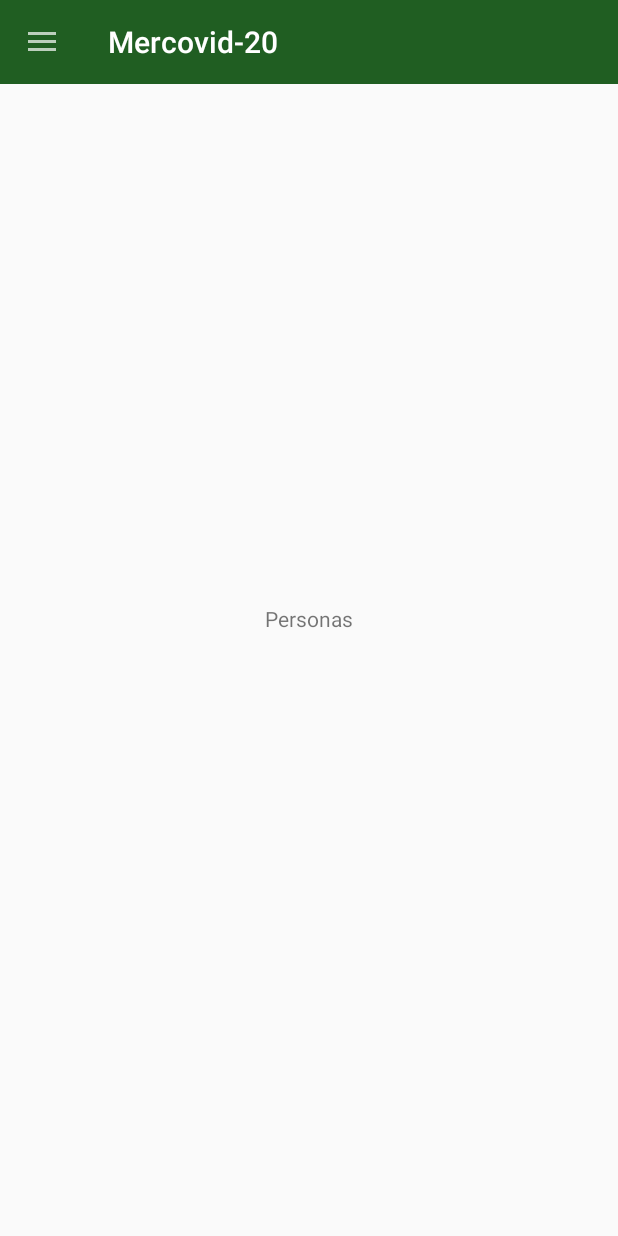
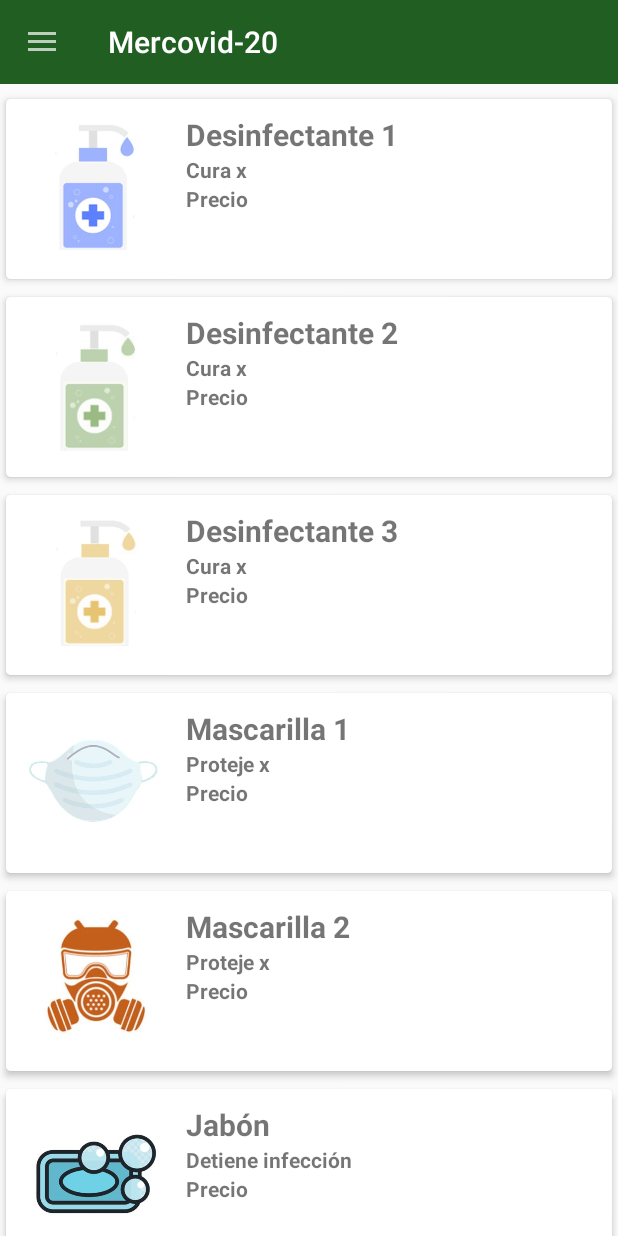
Before and after one commit to vcarlos97/PruebaA, an Android app: the fragment FragmentItems placed in its activity, on a phone screen of 412 x 824 dp. Run offline under Robolectric (Android 15) with nearby library versions, the light colour scheme and no system bars.

Commit message:
Commit x

```diff
--- /dev/null
+++ b/app/src/main/java/edu/upc/login/Adaptadores/AdapterItem.java
@@ -0,0 +1,80 @@
+package edu.upc.login.Adaptadores;
+import android.content.Context;
+import android.view.LayoutInflater;
+import android.view.View;
+import android.view.ViewGroup;
+import android.widget.ImageView;
+import android.widget.TextView;
+
+import androidx.annotation.NonNull;
+import androidx.recyclerview.widget.RecyclerView;
+
+import java.util.ArrayList;
+
+import edu.upc.login.Entidades.Item;
+import edu.upc.login.R;
+
+public class AdapterItem extends RecyclerView.Adapter<AdapterItem.ViewHolder> implements View.OnClickListener {
+
+    LayoutInflater inflater;
+    ArrayList<Item> model;
+
+    //listener
+    private View.OnClickListener listener;
+
+    public AdapterItem(Context context, ArrayList<Item> model){
+        this.inflater= LayoutInflater.from(context);
+        this.model=model;
+
+    }
+
+    @NonNull
+    @Override
+    public ViewHolder onCreateViewHolder(@NonNull ViewGroup parent, int viewType) {
+        View view = inflater.inflate(R.layout.lista_items,parent,false);
+        view.setOnClickListener(this);
+        return new ViewHolder(view);
+    }
+
+    public void setOnClickListener (View.OnClickListener listener){
+        this.listener=listener;
+    }
+
+    @Override
+    public void onBindViewHolder(@NonNull ViewHolder holder, int position) {
+
+        String nombre=model.get(position).getNombre();
+        String descripcion=model.get(position).getDescripcion();
+        int imagen = model.get(position).getImagenid();
+        holder.nombres.setText(nombre);
+        holder.descripciones.setText(descripcion);
+        holder.imagen.setImageResource(imagen);
+
+
+    }
+
+    @Override
+    public int getItemCount() {
+        return model.size();
+    }
+
+    @Override
+    public void onClick(View view) {
+        if(listener!=null)
+            listener.onClick(view);
+
+    }
+
+    public class ViewHolder extends RecyclerView.ViewHolder{
+
+        TextView nombres, descripciones;
+        ImageView imagen;
+
+        public ViewHolder(@NonNull View itemView) {
+            super(itemView);
+            nombres=itemView.findViewById(R.id.nombre_item);
+            descripciones=itemView.findViewById(R.id.descripcion);
+            imagen=itemView.findViewById(R.id.imagen_item);
+        }
+    }
+}
--- /dev/null
+++ b/app/src/main/java/edu/upc/login/Entidades/Item.java
@@ -0,0 +1,39 @@
+package edu.upc.login.Entidades;
+
+public class Item {
+    private String nombre;
+    private String descripcion;
+    private int imagenid;
+
+    public Item (){}
+
+    public Item(String nombre, String descripcion, int imagenid) {
+        this.nombre = nombre;
+        this.descripcion = descripcion;
+        this.imagenid = imagenid;
+    }
+
+    public String getNombre() {
+        return nombre;
+    }
+
+    public void setNombre(String nombre) {
+        this.nombre = nombre;
+    }
+
+    public String getDescripcion() {
+        return descripcion;
+    }
+
+    public void setDescripcion(String descripcion) {
+        this.descripcion = descripcion;
+    }
+
+    public int getImagenid() {
+        return imagenid;
+    }
+
+    public void setImagenid(int imagenid) {
+        this.imagenid = imagenid;
+    }
+}
--- a/app/src/main/java/edu/upc/login/Fragments/FragmentItems.java
+++ b/app/src/main/java/edu/upc/login/Fragments/FragmentItems.java
@@ -4,18 +4,61 @@ import android.os.Bundle;
 import android.view.LayoutInflater;
 import android.view.View;
 import android.view.ViewGroup;
+import android.widget.Toast;
 
 import androidx.annotation.NonNull;
 import androidx.annotation.Nullable;
 import androidx.fragment.app.Fragment;
+import androidx.recyclerview.widget.LinearLayoutManager;
+import androidx.recyclerview.widget.RecyclerView;
 
+import java.util.ArrayList;
+
+import edu.upc.login.Adaptadores.AdapterItem;
+import edu.upc.login.Entidades.Item;
 import edu.upc.login.R;
 
 public class FragmentItems extends Fragment {
+
+    AdapterItem adapterItem;
+    RecyclerView recyclerViewItems;
+    ArrayList<Item> listaItems;
+
     @Nullable
     @Override
     public View onCreateView(@NonNull LayoutInflater inflater, @Nullable ViewGroup container, @Nullable Bundle savedInstanceState) {
         View view  = inflater.inflate(R.layout.item_fragment,container,false);
+        recyclerViewItems = view.findViewById(R.id.recyclerView);
+        listaItems = new ArrayList<Item>();
+        //cargar la lista
+        cargarLista();
+
+
+        //mostrar datos
+        mostrarDatos();
+
         return view;
     }
+    public void cargarLista(){
+        listaItems.add(new Item("Desinfectante 1","Cura x",R.drawable.des1));
+        listaItems.add(new Item("Desinfectante 2","Cura x",R.drawable.des2));
+        listaItems.add(new Item("Desinfectante 3","Cura x",R.drawable.des3));
+        listaItems.add(new Item("Mascarilla 1","Proteje x",R.drawable.mas1));
+        listaItems.add(new Item("Mascarilla 2","Proteje x",R.drawable.mas2));
+        listaItems.add(new Item("Jabón","Detiene infección",R.drawable.soap));
+    }
+
+    public void mostrarDatos(){
+
+        recyclerViewItems.setLayoutManager(new LinearLayoutManager(getContext()));
+        adapterItem = new AdapterItem(getContext(),listaItems);
+        recyclerViewItems.setAdapter(adapterItem);
+        adapterItem.setOnClickListener(new View.OnClickListener() {
+            @Override
+            public void onClick(View view) {
+                String nombre = listaItems.get(recyclerViewItems.getChildAdapterPosition(view)).getNombre();
+                Toast.makeText(getContext(),"Seleccionó: "+nombre,Toast.LENGTH_SHORT).show();
+            }
+        });
+    }
 }
--- a/app/src/main/res/layout/activity_main.xml
+++ b/app/src/main/res/layout/activity_main.xml
@@ -11,7 +11,6 @@
         android:id="@+id/nombreText"
         android:layout_width="wrap_content"
         android:layout_height="wrap_content"
-        android:layout_marginBottom="2dp"
         android:ems="10"
         android:hint="Nombre o Correo"
         android:inputType="textPersonName"
--- a/app/src/main/res/layout/item_fragment.xml
+++ b/app/src/main/res/layout/item_fragment.xml
@@ -1,18 +1,17 @@
 <?xml version="1.0" encoding="utf-8"?>
-<androidx.constraintlayout.widget.ConstraintLayout
+<LinearLayout
     xmlns:android="http://schemas.android.com/apk/res/android"
     xmlns:app="http://schemas.android.com/apk/res-auto"
     xmlns:tools="http://schemas.android.com/tools"
+    android:orientation="vertical"
     android:layout_width="match_parent"
-    android:layout_height="match_parent">
+    android:layout_height="match_parent"
+    android:paddingTop="60dp">
 
-    <TextView
-        android:id="@+id/textView3"
-        android:layout_width="wrap_content"
+    <androidx.recyclerview.widget.RecyclerView
+        android:id="@+id/recyclerView"
+        android:layout_width="match_parent"
         android:layout_height="wrap_content"
-        android:text="Personas"
-        app:layout_constraintBottom_toBottomOf="parent"
-        app:layout_constraintEnd_toEndOf="parent"
-        app:layout_constraintStart_toStartOf="parent"
-        app:layout_constraintTop_toTopOf="parent" />
-</androidx.constraintlayout.widget.ConstraintLayout>
+        tools:layout_editor_absoluteX="26dp"
+        tools:layout_editor_absoluteY="0dp" />
+</LinearLayout>
--- /dev/null
+++ b/app/src/main/res/layout/lista_items.xml
@@ -0,0 +1,75 @@
+<?xml version="1.0" encoding="utf-8"?>
+<androidx.cardview.widget.CardView
+    xmlns:android="http://schemas.android.com/apk/res/android"
+    xmlns:app="http://schemas.android.com/apk/res-auto"
+    android:layout_width="match_parent"
+    android:layout_height="wrap_content"
+    app:cardCornerRadius="3dp"
+    app:cardElevation="3dp"
+    app:cardUseCompatPadding="true"
+    >
+    <RelativeLayout
+        android:layout_width="match_parent"
+        android:layout_height="wrap_content"
+        android:padding="10dp">
+
+        <ImageView
+            android:id="@+id/imagen_item"
+            android:layout_width="100dp"
+            android:layout_height="100dp"
+            android:src="@drawable/des1"
+         >
+
+        </ImageView>
+
+        <TextView
+            android:id="@+id/nombre_item"
+            android:layout_width="match_parent"
+            android:layout_height="wrap_content"
+            android:text="Nombre objeto"
+            android:textSize="20sp"
+            android:textStyle="bold"
+            android:layout_toRightOf="@id/imagen_item"
+            android:layout_toEndOf="@id/imagen_item"
+            android:layout_marginLeft="10dp"
+            android:layout_marginStart="10dp"
+
+            >
+
+        </TextView>
+
+        <TextView
+            android:id="@+id/descripcion"
+            android:layout_width="match_parent"
+            android:layout_height="wrap_content"
+            android:text="Descripción"
+            android:textStyle="bold"
+            android:layout_below="@id/nombre_item"
+            android:layout_toEndOf="@id/imagen_item"
+            android:layout_marginLeft="10dp"
+            android:layout_marginStart="10dp"
+
+            >
+
+        </TextView>
+
+        <TextView
+            android:id="@+id/precio"
+            android:layout_width="match_parent"
+            android:layout_height="wrap_content"
+            android:text="Precio"
+            android:textStyle="bold"
+            android:layout_below="@id/descripcion"
+            android:layout_toEndOf="@id/imagen_item"
+            android:layout_marginLeft="10dp"
+            android:layout_marginStart="10dp"
+
+            >
+
+        </TextView>
+
+    </RelativeLayout>
+
+
+
+</androidx.cardview.widget.CardView>
```
Also changed, not shown: app/src/main/res/drawable-v24/des1.JPG (added), app/src/main/res/drawable-v24/des2.JPG (added), app/src/main/res/drawable-v24/des3.JPG (added), app/src/main/res/drawable-v24/mas1.JPG (added), app/src/main/res/drawable-v24/mas2.JPG (added), app/src/main/res/drawable-v24/soap.JPG (added).
